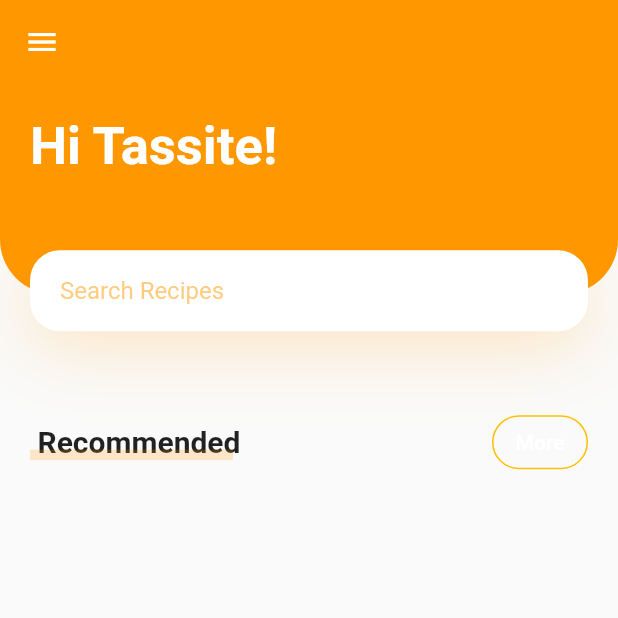
After one commit to Designike/tassie, a Flutter app: the HomeC screen opened directly, on a phone screen of 412 x 824 dp, the top half of it. The commit adds this screen. Run offline on Flutter 3.47's test engine with Material 2 defaults, Android fonts, the phone set to English and light mode, and no system bars; our stand-ins replace cloud_firestore, firebase_auth, firebase_core; accounts and stored records are empty; Roboto replaces fonts that are missing (Raleway).

Commit message:
recipe lists
Co-authored-by: Gokul S Nambiar <shohokukuroko@users.noreply.github.com>
Co-authored-by: Parth Namdev <parthnamdev@users.noreply.github.com>

```diff
--- /dev/null
+++ b/lib/constants.dart
@@ -0,0 +1,8 @@
+import 'package:flutter/material.dart';
+
+const kPrimaryColor = Colors.orange;
+const kTextWhite = Colors.white;
+const kTextBlack = Colors.black;
+const kPrimaryColorAccent = Colors.orangeAccent;
+
+const double kDefaultPadding = 20.0;
--- /dev/null
+++ b/lib/screens/home/home copy.dart
@@ -0,0 +1,239 @@
+import 'package:flutter/material.dart';
+import 'package:tassie/models/enduser.dart';
+import 'package:tassie/screens/new_recipe/newRecipe.dart';
+import 'package:tassie/utilities/auth.dart';
+
+import '../../constants.dart';
+
+class HomeC extends StatelessWidget {
+  final AuthUtil _auth = AuthUtil();
+  late EndUser? user;
+  HomeC({this.user});
+
+  @override
+  Widget build(BuildContext context) {
+    Size size = MediaQuery.of(context).size;
+    return Scaffold(
+      appBar: AppBar(
+        elevation: 0.0,
+        backgroundColor: kPrimaryColor,
+        leading: Icon(
+          Icons.menu,
+          color: Colors.white,
+        ),
+      ),
+
+      //body
+
+      body: Container(
+        height: size.height,
+        width: size.width,
+        child: SingleChildScrollView(
+          child: Column(
+            children: <Widget>[
+              // search box
+              Container(
+                margin: EdgeInsets.only(bottom: kDefaultPadding * 2.5),
+                height: size.height * 0.2,
+                child: Stack(
+                  children: [
+                    Container(
+                      padding: EdgeInsets.only(
+                        left: kDefaultPadding,
+                        right: kDefaultPadding,
+                        bottom: 36 + kDefaultPadding,
+                      ),
+                      height: size.height * 0.2 - 25,
+                      decoration: BoxDecoration(
+                        color: kPrimaryColor,
+                        borderRadius: BorderRadius.only(
+                          bottomLeft: Radius.circular(36),
+                          bottomRight: Radius.circular(36),
+                        ),
+                      ),
+                      child: Row(
+                        children: [
+                          Text(
+                            'Hi Tassite!',
+                            style:
+                                Theme.of(context).textTheme.headline5!.copyWith(
+                                      color: Colors.white,
+                                      fontWeight: FontWeight.bold,
+                                      fontSize: 35.0,
+                                    ),
+                          ),
+                          Spacer(),
+                          // Image.asset(''),
+                        ],
+                      ),
+                    ),
+                    Positioned(
+                      bottom: 0,
+                      left: 0,
+                      right: 0,
+                      child: Center(
+                        child: Container(
+                          margin:
+                              EdgeInsets.symmetric(horizontal: kDefaultPadding),
+                          padding:
+                              EdgeInsets.symmetric(horizontal: kDefaultPadding),
+                          height: 54,
+                          decoration: BoxDecoration(
+                              color: Colors.white,
+                              borderRadius: BorderRadius.circular(20),
+                              boxShadow: [
+                                BoxShadow(
+                                  offset: Offset(0, 10),
+                                  blurRadius: 40,
+                                  color: kPrimaryColor.withOpacity(0.23),
+                                ),
+                              ]),
+                          child: Row(
+                            children: [
+                              Expanded(
+                                child: TextField(
+                                  onChanged: (value) {},
+                                  decoration: InputDecoration(
+                                    hintText: 'Search Recipes',
+                                    hintStyle: TextStyle(
+                                      color: kPrimaryColor.withOpacity(0.5),
+                                    ),
+                                    enabledBorder: InputBorder.none,
+                                    focusedBorder: InputBorder.none,
+                                  ),
+                                ),
+                              ),
+                              Icon(Icons.search, color: Colors.white),
+                            ],
+                          ),
+                        ),
+                      ),
+                    ),
+
+                    //serach box end
+                  ],
+                ),
+              ),
+
+              //First scrolling div
+
+              Padding(
+                padding:
+                    const EdgeInsets.symmetric(horizontal: kDefaultPadding),
+                child: Row(
+                  children: [
+                    // Recommended text
+                    Container(
+                      height: 24,
+                      child: Stack(
+                        children: [
+                          Padding(
+                            padding: const EdgeInsets.only(
+                                left: kDefaultPadding / 4),
+                            child: Text(
+                              "Recommended",
+                              style: TextStyle(
+                                  fontSize: 20, fontWeight: FontWeight.bold),
+                            ),
+                          ),
+                          Positioned(
+                            bottom: 0,
+                            left: 0,
+                            right: 0,
+                            child: Container(
+                              height: 7,
+                              margin:
+                                  EdgeInsets.only(right: kDefaultPadding / 4),
+                              color: kPrimaryColor.withOpacity(0.2),
+                            ),
+                          )
+                        ],
+                      ),
+                    ),
+
+                    // GestureDetector(
+                    //   onTap: () {},
+                    //   child: Container(
+                    //     height: 25.0,
+                    //     child: Material(
+                    //       borderRadius: BorderRadius.circular(20.0),
+                    //       shadowColor: Colors.amberAccent,
+                    //       color: Colors.amber,
+                    //       elevation: 1.0,
+                    //       child: Center(
+                    //         child: Text(
+                    //           'More',
+                    //           style: TextStyle(
+                    //             fontFamily: 'Raleway',
+                    //             color: Colors.white,
+                    //           ),
+                    //         ),
+                    //       ),
+                    //     ),
+                    //   ),
+                    // ),
+
+                    // More button
+                    Spacer(),
+                    TextButton(
+                      style: ButtonStyle(
+                        foregroundColor:
+                            MaterialStateProperty.all<Color>(Colors.red),
+                        shape:
+                            MaterialStateProperty.all<RoundedRectangleBorder>(
+                          RoundedRectangleBorder(
+                            borderRadius: BorderRadius.circular(25.0),
+                            side: BorderSide(color: Colors.amber),
+                          ),
+                        ),
+                      ),
+                      onPressed: () {},
+                      child: Text(
+                        'More',
+                        style: TextStyle(
+                          fontFamily: 'Raleway',
+                          color: Colors.white,
+                        ),
+                      ),
+                    ),
+                  ],
+                ),
+              ),
+            ],
+          ),
+        ),
+      ),
+    );
+    // return Container(
+    //   child: Scaffold(
+    //     backgroundColor: Colors.brown[50],
+    //     appBar: AppBar(
+    //       title: Text('Tassie'),
+    //       backgroundColor: Colors.brown[400],
+    //       elevation: 0.0,
+    //       actions: <Widget>[
+    //         TextButton.icon(
+    //           icon: Icon(Icons.person),
+    //           label: Text('logout'),
+    //           onPressed: () async {
+    //             await _auth.signOut();
+    //           },
+    //         ),
+    //         TextButton.icon(
+    //           icon: Icon(Icons.plus_one),
+    //           label: Text('New'),
+    //           onPressed: () async {
+    //             Navigator.pushReplacement(
+    //               context,
+    //               MaterialPageRoute(builder: (context) {
+    //                 return NewRecipe(user: user);
+    //               }),
+    //             );
+    //           },
+    //         ),
+    //       ],
+    //     ),
+    //   ),
+    // );
+  }
+}
--- a/lib/utilities/auth.dart
+++ b/lib/utilities/auth.dart
@@ -1,6 +1,9 @@
 import 'package:firebase_auth/firebase_auth.dart';
+import 'package:flutter/material.dart';
 import 'package:tassie/models/enduser.dart';
 import 'package:tassie/utilities/database.dart';
+
+import '../main.dart';
 
 class AuthUtil {
   final FirebaseAuth _auth = FirebaseAuth.instance;
```
Also changed, not shown: lib/screens/authenticate/sign_in copy.dart (+6 -4 lines), lib/screens/home/home.dart (+22 -3 lines), lib/screens/my_recipe/myRecipe.dart (added, +74 -0 lines), lib/screens/new_recipe/newRecipe.dart (+67 -25 lines), lib/utilities/database.dart (+38 -7 lines).
